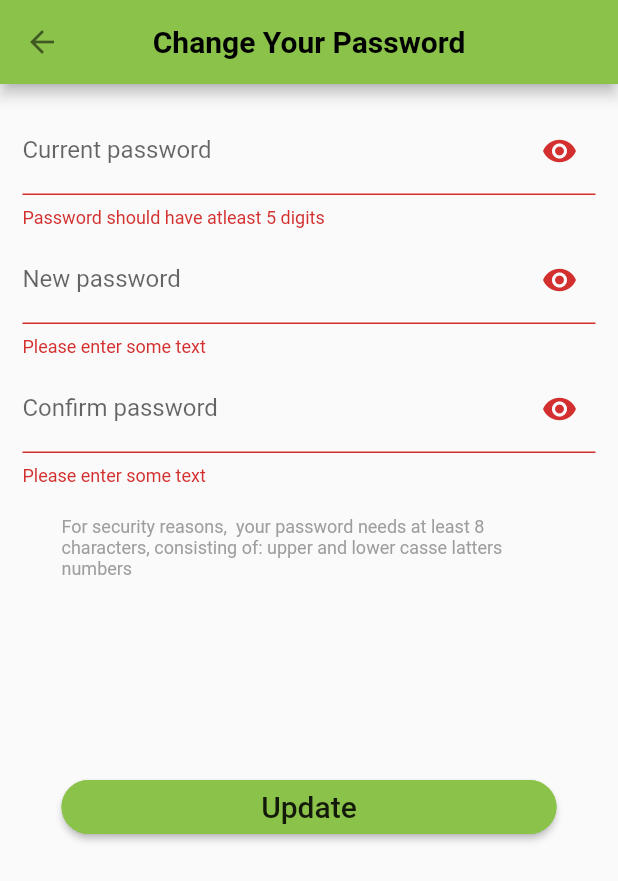
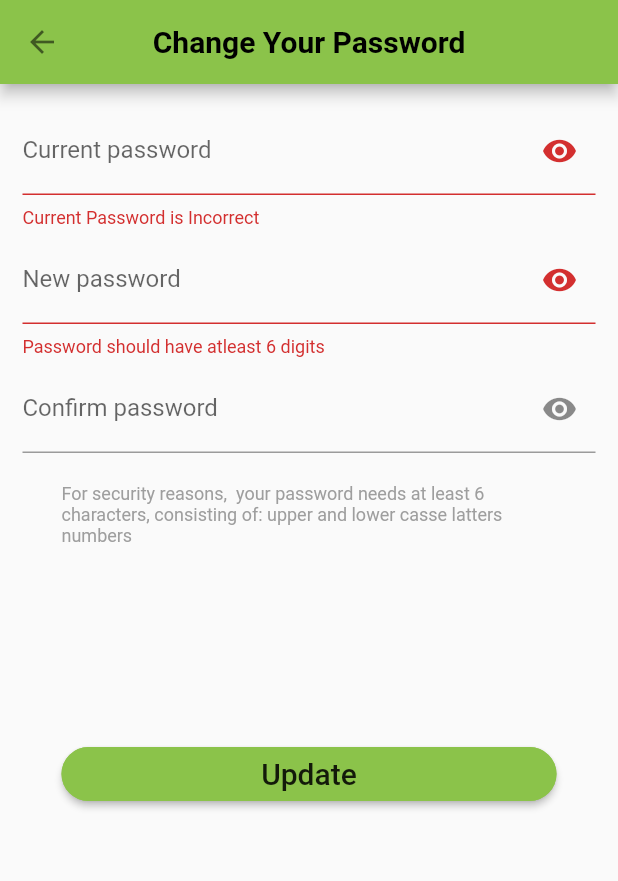
Before and after one commit to 1nzi/Home-Services-Provider, a Flutter app: the ChangePassword screen opened directly, after a tap on "Update", on a phone screen of 412 x 824 dp. Shown: the top 881 px of the screen. Run offline on Flutter 3.47's test engine with Material 2 defaults, Android fonts, the phone set to English and light mode, and no system bars; our stand-ins replace cloud_firestore, datetime_picker_formfield, device_preview, firebase_auth, firebase_storage, flutter_rating_bar and 3 more; missing offline and left inert: flutter_facebook_login; accounts and stored records are empty.

Commit message:
Upgrade flutter

```diff
--- a/lib/Controller/CustomerController/customerProfile.dart
+++ b/lib/Controller/CustomerController/customerProfile.dart
@@ -24,7 +24,7 @@ class CustomerDataFromFireStore {
     var userQuery = db.collection('Customer').document(uid);
     userQuery.get().then((data) {
       userData.userId = uid;
-      userData.fname = data['First Name'];
+      userData.fname = data['Name'];
       userData.email = data['Email'];
       userData.ph = data['Phone'];
       userData.image = data['Image'];
--- a/lib/Model/RigesterCustomerModel.dart
+++ b/lib/Model/RigesterCustomerModel.dart
@@ -1,7 +1,6 @@
 import 'package:cloud_firestore/cloud_firestore.dart';
 import 'package:firebase_storage/firebase_storage.dart';
 import 'package:home_well/Controller/CustomerController/rigesterCustomer.dart';
-import 'package:firebase_storage/firebase_storage.dart';
 class DatabaseService {
   final String uid;
 
@@ -23,7 +22,7 @@ class DatabaseService {
     }
     //upload customer data to firebase
     return await customerCollection.document(uid).setData({
-      'First Name': bundle.fname,
+      'Name': bundle.fname,
       'Gender': bundle.gender,
       'Phone': bundle.ph,
       'Email': bundle.email,
--- a/lib/View/customer/c_change_passward.dart
+++ b/lib/View/customer/c_change_passward.dart
@@ -1,15 +1,28 @@
 import 'package:flutter/material.dart';
+import 'package:home_well/Controller/CustomerController/customerProfile.dart';
 
 import 'c_profile.dart';
 
+CustomerDataFromFireStore updateDataFromFireStore = new CustomerDataFromFireStore();
+final TextEditingController _passw = new TextEditingController();
+
 class ChangePassword extends StatefulWidget {
+  final String uid;
+  final String uPassw;
+
+  const ChangePassword({Key key, this.uid, this.uPassw}) : super(key: key);
   @override
-  _ChangePasswordState createState() => _ChangePasswordState();
+  _ChangePasswordState createState() => _ChangePasswordState(uid, uPassw);
 }
 
 class _ChangePasswordState extends State<ChangePassword> {
+  final String uid;
+  final String uPassw;
+
   bool _obscureText = true;
   final _formKey = GlobalKey<FormState>();
+
+  _ChangePasswordState(this.uid, this.uPassw);
 
 
   void _toggle() {
@@ -51,8 +64,11 @@ class _ChangePasswordState extends State<ChangePassword> {
                   TextFormField(
                     obscureText: _obscureText,
                     validator: (value) {
-                      if (value.isEmpty && value.length<5) {
-                        return 'Password should have atleast 5 digits';
+                      if (value.length<6) {
+                        return 'Current Password is Incorrect';
+                      }
+                      if (value != uPassw) {
+                        return 'Current Password is Incorrect';
                       }
                       return null;
                     },
@@ -66,10 +82,11 @@ class _ChangePasswordState extends State<ChangePassword> {
                     padding: EdgeInsets.only(top: 5),
                   ),
                   TextFormField(
+                    controller: _passw,
                     obscureText: _obscureText,
                     validator: (value) {
-                      if (value.isEmpty) {
-                        return 'Please enter some text';
+                      if (value.length < 6) {
+                        return 'Password should have atleast 6 digits';
                       }
                       return null;
                     },
@@ -85,8 +102,8 @@ class _ChangePasswordState extends State<ChangePassword> {
                   TextFormField(
                     obscureText: _obscureText,
                     validator: (value) {
-                      if (value.isEmpty) {
-                        return 'Please enter some text';
+                      if (value != _passw.text) {
+                        return 'Password not match';
                       }
                       return null;
                     },
@@ -103,7 +120,7 @@ class _ChangePasswordState extends State<ChangePassword> {
                     width: 330,
                     height: 150,
                     child: Text(
-                      'For security reasons,  your password needs at least 8 characters, consisting of:'
+                      'For security reasons,  your password needs at least 6 characters, consisting of:'
                       ' upper and lower casse latters'
                       ' numbers ',
                       style: TextStyle(
@@ -131,6 +148,9 @@ class _ChangePasswordState extends State<ChangePassword> {
                         ),
                         onPressed: () {
                           if (_formKey.currentState.validate()) {
+                            updateDataFromFireStore.updateData(
+                                uid, 'Password', _passw.text);
+
                             Navigator.pop(context, MaterialPageRoute(builder: (context) {
                               return Profile();
                             }));
--- a/lib/View/customer/c_gmail_logIn.dart
+++ b/lib/View/customer/c_gmail_logIn.dart
@@ -9,7 +9,6 @@ import 'package:home_well/View/customer/c_select_subCategory.dart';
 class GmailLoginBuuton extends StatefulWidget {
   @override
   State<StatefulWidget> createState() {
-    // TODO: implement createState
     return _GmailLoginBuutonState();
   }
 }
--- a/lib/View/customer/c_login.dart
+++ b/lib/View/customer/c_login.dart
@@ -175,7 +175,6 @@ class LoginBuuton extends StatelessWidget {
             dynamic result = await signin();
 
             if (result is FirebaseUser) {
-              Navigator.pop(context);
               Navigator.push(context,
                   MaterialPageRoute(builder: (context) => CustomerHome()));
             } else {
--- a/lib/View/worker/w_signup_2.dart
+++ b/lib/View/worker/w_signup_2.dart
@@ -142,7 +142,7 @@ class _MySignupPageState extends State<WorkerSignup2> {
                               });
                             },
                             validator: (newVal) {
-                              if (newVal.isEmpty) {
+                              if (newVal==null) {
                                 return 'Area is required';
                               }
                               return null;
@@ -292,7 +292,6 @@ class NextButton extends StatelessWidget {
           }
 
           if (_formKey.currentState.validate()){
-            Navigator.of(context).pop();
             Navigator.push(
                 context,
                 MaterialPageRoute(
```
Also changed, not shown: lib/View/customer/c_drawer.dart (+3 -5 lines), lib/View/customer/c_gender.dart (+23 -10 lines), lib/View/customer/c_mobile.dart (+43 -9 lines), lib/View/customer/c_profile.dart (+5 -5 lines), lib/View/customer/c_update_email.dart (+34 -2 lines), lib/View/customer/c_update_name.dart (+20 -5 lines), pubspec.yaml (+4 -4 lines), pubspec.lock, 1 other file.
